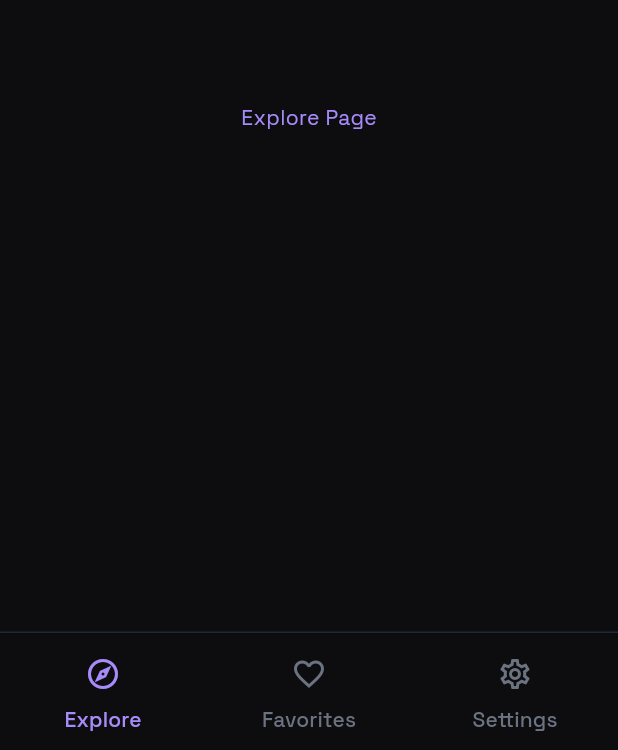
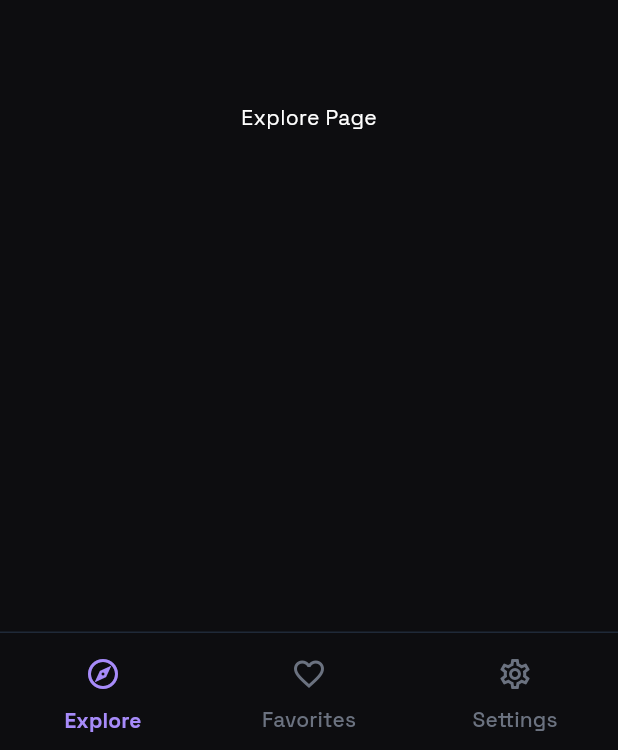
Before and after one commit to cooper-73/custom-painter-playground, a Flutter app: the screen it shows after launch, on a phone screen of 412 x 824 dp. Shown: the part 483-1233 px from the top of the screen. Run offline on Flutter 3.47's test engine with Material 3 defaults, Android fonts, the phone set to English and light mode, and no system bars; our stand-ins replace flutter_riverpod, go_router.

Commit message:
chore: Rename app dark theme colors and refactor theme of navigation bar

```diff
--- a/lib/core/theme/app_colors.dart
+++ b/lib/core/theme/app_colors.dart
@@ -1,23 +1,23 @@
 import 'package:flutter/material.dart';
 
-abstract class AppColors {
-  // Dark theme's scheme colors
-  static const Color darkPrimary = Color(0xFF7F0CF2);
-  static const Color darkPrimaryContainer = Color(0xFF4F46E5);
-  static const Color darkSecondary = Color(0xFF27272A);
-  static const Color darkOnSecondary = Color(0xFFD4D4D8);
-  static const Color darkOnSecondaryContainer = Color(0xFFA78BFA);
-  static const Color darkSurface = Color(0xFF0D0D10);
-  static const Color darkSurfaceContainerHighest = Color(0xFF161519);
-  static const Color darkSurfaceContainerLow = Color(0xFF141416);
-  static const Color darkOnSurface = Color(0xFFA78BFA);
-  static const Color darkOnSurfaceVariant = Color(0xFF6B7280);
-  static const Color darkOutline = Color(0xFF374152);
-  static const Color darkOutlineVariant = Color(0xFF1F2938);
+abstract class AppDarkThemeColors {
+  // Scheme colors
+  static const Color primary = Color(0xFF7F0CF2);
+  static const Color primaryContainer = Color(0xFF4F46E5);
+  static const Color secondary = Color(0xFF27272A);
+  static const Color onSecondary = Color(0xFFD4D4D8);
+  static const Color surface = Color(0xFF0D0D10);
+  static const Color surfaceContainerHighest = Color(0xFF161519);
+  static const Color surfaceContainerLow = Color(0xFF141416);
+  static const Color onSurface = Colors.white;
+  static const Color onSurfaceVariant = Color(0xFF6B7280);
+  static const Color outline = Color(0xFF374152);
+  static const Color outlineVariant = Color(0xFF1F2938);
 
-  // Supplementary dark theme's colors
-  static const Color darkAppBarForeground = Colors.white;
-  static const Color darkHint = Color(0xFF6B7280);
-  static const Color darkInactiveTrack = Color(0xFF27272A);
-  static const Color darkSliderValue = Color(0xFFA1A1AA);
+  // Supplementary colors
+  static const Color appBarForeground = Colors.white;
+  static const Color bottomBarSelected = Color(0xFFA78BFA);
+  static const Color hint = Color(0xFF6B7280);
+  static const Color inactiveTrack = Color(0xFF27272A);
+  static const Color sliderValue = Color(0xFFA1A1AA);
 }
--- a/lib/core/theme/app_theme.dart
+++ b/lib/core/theme/app_theme.dart
@@ -7,30 +7,39 @@ abstract class AppTheme {
     fontFamily: 'SpaceGrotesk',
     textTheme: AppTextTheme.textTheme,
     appBarTheme: const AppBarTheme(
-      foregroundColor: AppColors.darkAppBarForeground,
+      foregroundColor: AppDarkThemeColors.appBarForeground,
       surfaceTintColor: Colors.transparent,
     ),
-    navigationBarTheme: const NavigationBarThemeData(
+    navigationBarTheme: NavigationBarThemeData(
       indicatorColor: Colors.transparent,
+      labelTextStyle: WidgetStateProperty.fromMap({
+        WidgetState.selected: AppTextTheme.textTheme.labelLarge!.copyWith(
+          color: AppDarkThemeColors.bottomBarSelected,
+        ),
+      }),
+      iconTheme: const WidgetStateProperty.fromMap({
+        WidgetState.selected: IconThemeData(
+          color: AppDarkThemeColors.bottomBarSelected,
+        ),
+      }),
     ),
     colorScheme:
         ColorScheme.fromSeed(
-          seedColor: AppColors.darkPrimaryContainer,
+          seedColor: AppDarkThemeColors.primaryContainer,
           brightness: Brightness.dark,
         ).copyWith(
-          primary: AppColors.darkPrimary,
-          primaryContainer: AppColors.darkPrimaryContainer,
-          secondary: AppColors.darkSecondary,
-          onSecondary: AppColors.darkOnSecondary,
-          onSecondaryContainer: AppColors.darkOnSecondaryContainer,
-          surface: AppColors.darkSurface,
-          surfaceContainer: AppColors.darkSurface,
-          surfaceContainerHighest: AppColors.darkSurfaceContainerHighest,
-          surfaceContainerLow: AppColors.darkSurfaceContainerLow,
-          onSurface: AppColors.darkOnSurface,
-          onSurfaceVariant: AppColors.darkOnSurfaceVariant,
-          outline: AppColors.darkOutline,
-          outlineVariant: AppColors.darkOutlineVariant,
+          primary: AppDarkThemeColors.primary,
+          primaryContainer: AppDarkThemeColors.primaryContainer,
+          secondary: AppDarkThemeColors.secondary,
+          onSecondary: AppDarkThemeColors.onSecondary,
+          surface: AppDarkThemeColors.surface,
+          surfaceContainer: AppDarkThemeColors.surface,
+          surfaceContainerHighest: AppDarkThemeColors.surfaceContainerHighest,
+          surfaceContainerLow: AppDarkThemeColors.surfaceContainerLow,
+          onSurface: AppDarkThemeColors.onSurface,
+          onSurfaceVariant: AppDarkThemeColors.onSurfaceVariant,
+          outline: AppDarkThemeColors.outline,
+          outlineVariant: AppDarkThemeColors.outlineVariant,
         ),
   );
 }
```
